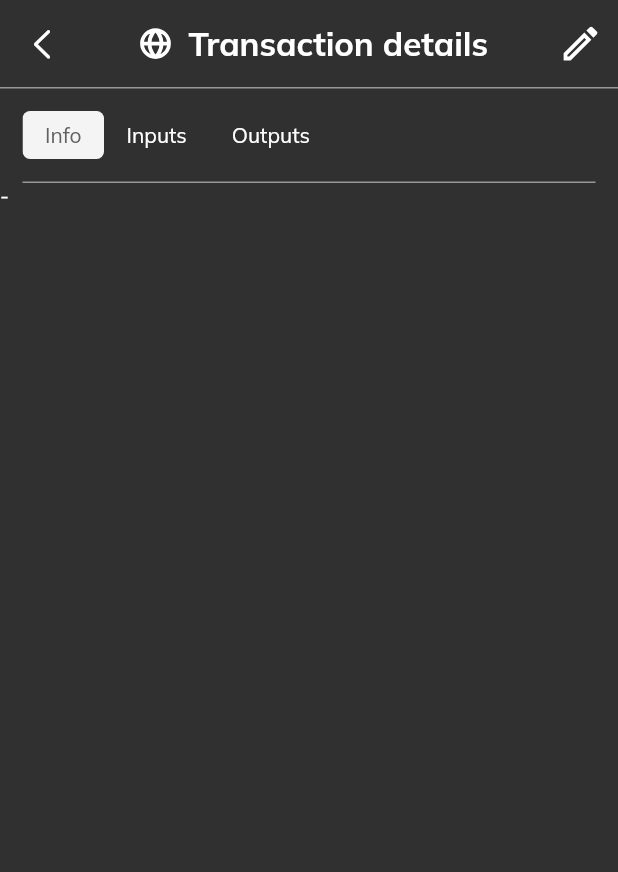
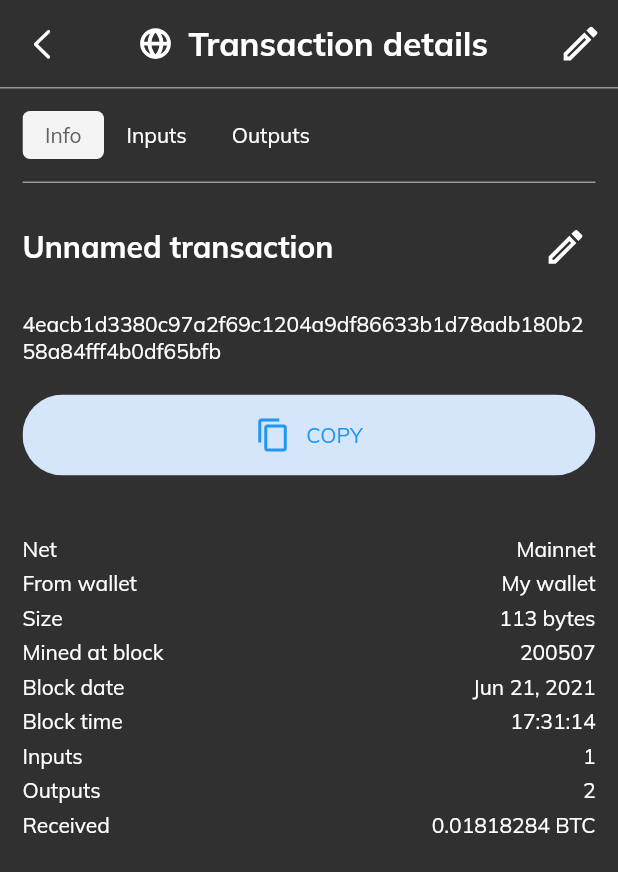
Before and after one commit to cryptoadvance/specter-mobile, a Flutter app: the WalletInfoTransactionView screen opened by its route, on a phone screen of 412 x 824 dp. Shown: the top 872 px of the screen. Run offline on Flutter 3.47's test engine with Material 2 defaults, Android fonts, the phone set to English and light mode, and no system bars; our stand-ins replace flutter_svg, get, qr_flutter; missing offline and left inert: dart:ffi.

Commit message:
Transactions info

```diff
--- a/lib/app/modules/wallets/walletInfoTransaction/views/wallet_info_transactions_view.dart
+++ b/lib/app/modules/wallets/walletInfoTransaction/views/wallet_info_transactions_view.dart
@@ -4,8 +4,11 @@ import 'package:flutter_svg/svg.dart';
 
 import 'package:get/get.dart';
 import 'package:specter_mobile/app/widgets/LightTab.dart';
+import '../controllers/wallet_info_transactions_controller.dart';
 
-import '../controllers/wallet_info_transactions_controller.dart';
+import '../widgets/info/views/wallet_info_transaction_info_view.dart';
+import '../widgets/inputs/views/wallet_info_transaction_inputs_view.dart';
+import '../widgets/outputs/views/wallet_info_transaction_outputs_view.dart';
 
 class WalletInfoTransactionView extends GetView<WalletInfoTransactionController> {
   final WalletInfoTransactionController controller = Get.put(WalletInfoTransactionController());
@@ -131,6 +134,13 @@ class WalletInfoTransactionView extends GetView<WalletInfoTransactionController>
   }
 
   Widget getTabContent() {
-    return Text('-');
+    switch(controller.currentTab.value) {
+      case WALLET_INFO_TRANSACTIONS_TAB.INFO:
+        return WalletInfoTransactionInfoView();
+      case WALLET_INFO_TRANSACTIONS_TAB.INPUTS:
+        return WalletInfoTransactionInputsView();
+      case WALLET_INFO_TRANSACTIONS_TAB.OUTPUTS:
+        return WalletInfoTransactionOutputsView();
+    }
   }
 }
--- /dev/null
+++ b/lib/app/modules/wallets/walletInfoTransaction/widgets/info/controllers/wallet_info_transaction_info_controller.dart
@@ -0,0 +1,29 @@
+import 'package:get/get.dart';
+import 'package:specter_mobile/app/modules/wallets/walletInfoAddress/widgets/details/widgets/WalletInfoAddressDetailsList.dart';
+
+class WalletInfoTransactionInfoController extends GetxController {
+  final List<WalletInfoAddressDetailsNode> list = [
+    WalletInfoAddressDetailsNode('Net', 'Mainnet'),
+    WalletInfoAddressDetailsNode('From wallet', 'My wallet'),
+    WalletInfoAddressDetailsNode('Size', '113 bytes'),
+    WalletInfoAddressDetailsNode('Mined at block', '200507'),
+    WalletInfoAddressDetailsNode('Block date', 'Jun 21, 2021'),
+    WalletInfoAddressDetailsNode('Block time', '17:31:14'),
+    WalletInfoAddressDetailsNode('Inputs', '1'),
+    WalletInfoAddressDetailsNode('Outputs', '2'),
+    WalletInfoAddressDetailsNode('Received', '0.01818284 BTC')
+  ];
+
+  @override
+  void onInit() {
+    super.onInit();
+  }
+
+  @override
+  void onReady() {
+    super.onReady();
+  }
+
+  @override
+  void onClose() {}
+}
--- /dev/null
+++ b/lib/app/modules/wallets/walletInfoTransaction/widgets/info/views/wallet_info_transaction_info_view.dart
@@ -0,0 +1,93 @@
+import 'package:flutter/cupertino.dart';
+import 'package:flutter/material.dart';
+import 'package:flutter_svg/svg.dart';
+import 'package:get/get.dart';
+import 'package:specter_mobile/app/modules/wallets/walletInfoAddress/widgets/details/widgets/WalletInfoAddressDetailsList.dart';
+import 'package:specter_mobile/app/widgets/LightButton.dart';
+import '../controllers/wallet_info_transaction_info_controller.dart';
+
+class WalletInfoTransactionInfoView extends GetView<WalletInfoTransactionInfoController> {
+  final WalletInfoTransactionInfoController controller = Get.put(WalletInfoTransactionInfoController());
+
+  @override
+  Widget build(BuildContext context) {
+    return Column(
+      children: [
+        Container(
+          padding: EdgeInsets.only(top: 20, left: 15, right: 15),
+          child: getTopTitle()
+        ),
+        Container(
+          margin: EdgeInsets.only(top: 20),
+          padding: EdgeInsets.only(left: 15, right: 15),
+          child: getAddressPanel()
+        ),
+        Container(
+          margin: EdgeInsets.only(top: 40),
+          padding: EdgeInsets.only(left: 15, right: 15),
+          child: getDetailsPanel()
+        )
+      ]
+    );
+  }
+
+  Widget getTopTitle() {
+    return Row(
+      children: [
+        Expanded(
+          child: Text('Unnamed transaction', style: TextStyle(fontSize: 20, fontWeight: FontWeight.bold))
+        ),
+        getEditButton()
+      ]
+    );
+  }
+
+  Widget getEditButton() {
+    return InkWell(
+        onTap: () {
+          Get.back();
+        },
+        child: Container(
+            width: 50,
+            height: 45,
+            alignment: Alignment.centerRight,
+            padding: EdgeInsets.only(right: 5),
+            child: SvgPicture.asset('assets/icons/edit.svg', color: Colors.white, height: 30)
+        )
+    );
+  }
+
+  Widget getAddressPanel() {
+    return Column(
+      children: [
+        Text('4eacb1d3380c97a2f69c1204a9df86633b1d78adb180b258a84fff4b0df65bfb'),
+        Container(
+          margin: EdgeInsets.only(top: 20),
+          child: getCopyAddress()
+        )
+      ]
+    );
+  }
+
+  Widget getCopyAddress() {
+    return LightButton(child: Row(
+      mainAxisAlignment: MainAxisAlignment.center,
+      children: [
+        Container(
+          margin: EdgeInsets.only(right: 10),
+          child: SvgPicture.asset('assets/icons/content_copy.svg', color: Colors.blue),
+        ),
+        Text('COPY')
+      ],
+    ), onTap: copyAddress);
+  }
+
+  Widget getDetailsPanel() {
+    return WalletInfoAddressDetailsList(
+        list: controller.list
+    );
+  }
+
+  void copyAddress() {
+  }
+}
```
Also changed, not shown: lib/app/modules/wallets/walletInfoTransaction/widgets/inputs/controllers/wallet_info_transaction_inputs_controller.dart (added, +16 -0 lines), lib/app/modules/wallets/walletInfoTransaction/widgets/inputs/views/wallet_info_transaction_inputs_view.dart (added, +12 -0 lines), lib/app/modules/wallets/walletInfoTransaction/widgets/outputs/controllers/wallet_info_transaction_outputs_controller.dart (added, +16 -0 lines), lib/app/modules/wallets/walletInfoTransaction/widgets/outputs/views/wallet_info_transaction_outputs_view.dart (added, +12 -0 lines).
